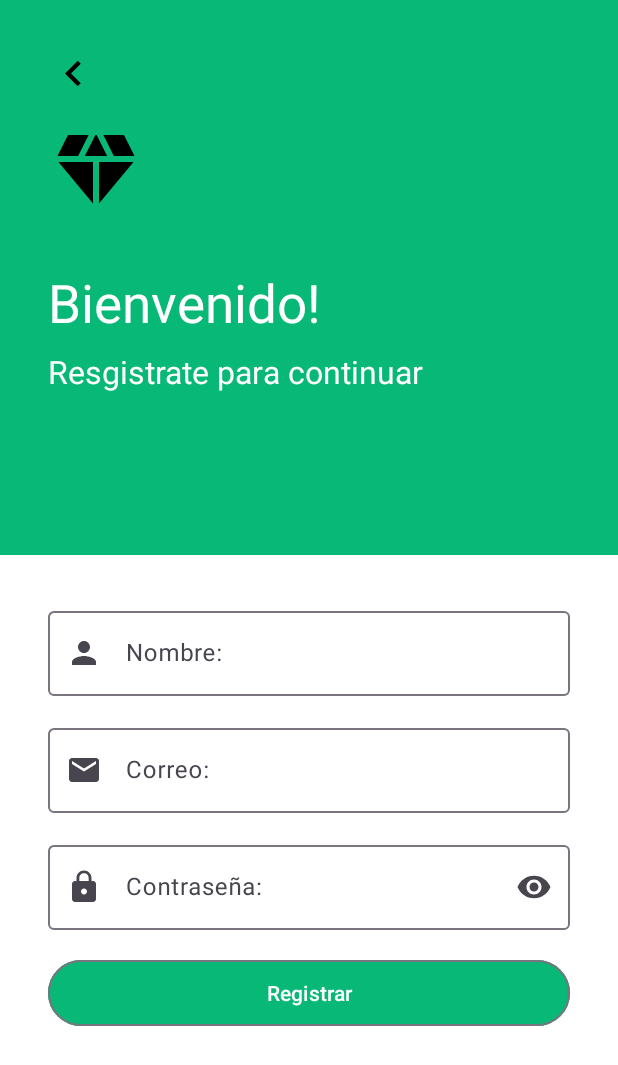
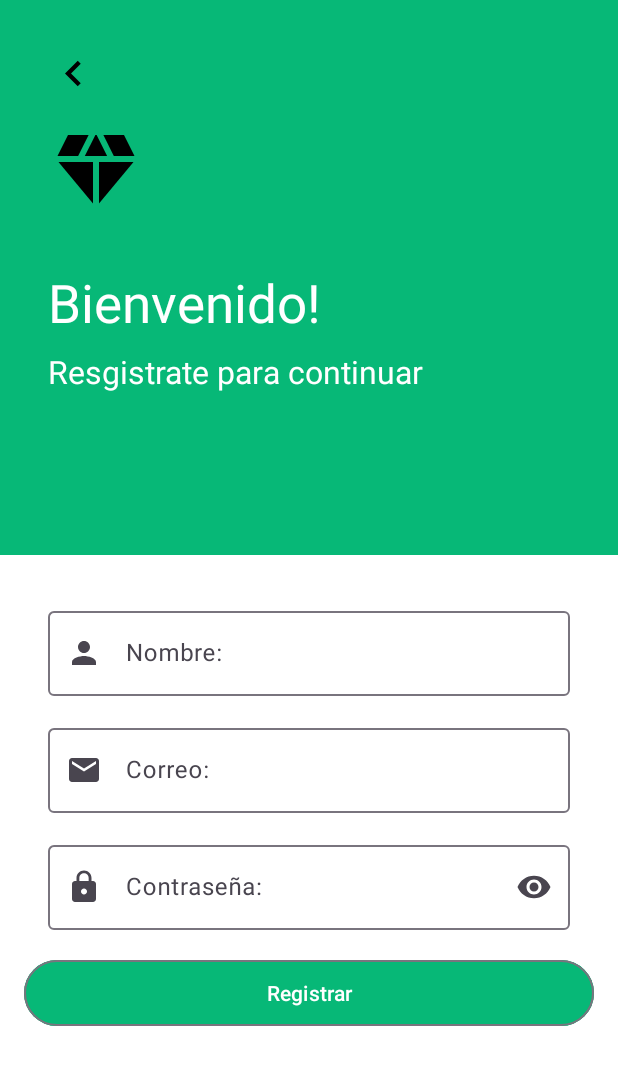
Before and after one commit to Carlos-MJ/KurkoTasks, an Android app: the RegisterFragment screen opened through its navigation route, on a phone screen of 412 x 824 dp. Shown: the top 1065 px of the screen. Run offline under Robolectric (Android 15) with nearby library versions, the phone set to English and light mode, and no system bars; our stand-ins replace Firebase (no records; nobody signed in at launch, a user with empty details on screens opened directly).

```diff
--- a/app/src/main/java/com/example/kurkotasks/view/LoginFragment.kt
+++ b/app/src/main/java/com/example/kurkotasks/view/LoginFragment.kt
@@ -28,6 +28,7 @@ class LoginFragment : Fragment() {
         inflater: LayoutInflater, container: ViewGroup?,
         savedInstanceState: Bundle?
     ): View? {
+        communicator = requireActivity() as MainActivity
         _binding = FragmentLoginBinding.inflate(inflater, container, false)
         setupView()
         return binding.root
--- a/app/src/main/java/com/example/kurkotasks/view/MainActivity.kt
+++ b/app/src/main/java/com/example/kurkotasks/view/MainActivity.kt
@@ -1,21 +1,29 @@
 package com.example.kurkotasks.view
 
 import android.os.Bundle
+import android.util.Log
+import android.view.View
 import androidx.activity.enableEdgeToEdge
 import androidx.appcompat.app.AppCompatActivity
 import androidx.core.view.ViewCompat
 import androidx.core.view.WindowInsetsCompat
 import com.example.kurkotasks.R
+import com.example.kurkotasks.utils.FragmentCommunicator
+import com.example.kurkotasks.databinding.ActivityMainBinding
 
-class MainActivity : AppCompatActivity() {
+class MainActivity : AppCompatActivity(), FragmentCommunicator {
+
+    private lateinit var binding: ActivityMainBinding
+
     override fun onCreate(savedInstanceState: Bundle?) {
         super.onCreate(savedInstanceState)
-        enableEdgeToEdge()
-        setContentView(R.layout.activity_main)
-        ViewCompat.setOnApplyWindowInsetsListener(findViewById(R.id.main)) { v, insets ->
-            val systemBars = insets.getInsets(WindowInsetsCompat.Type.systemBars())
-            v.setPadding(systemBars.left, systemBars.top, systemBars.right, systemBars.bottom)
-            insets
-        }
+
+        binding = ActivityMainBinding.inflate(layoutInflater)
+        setContentView(binding.root)
+
+    }
+
+    override fun showLoader(value: Boolean) {
+        binding.loader.visibility = if (value) View.VISIBLE else View.GONE
     }
 }
--- a/app/src/main/java/com/example/kurkotasks/viewModel/RegisterViewModel.kt
+++ b/app/src/main/java/com/example/kurkotasks/viewModel/RegisterViewModel.kt
@@ -16,10 +16,10 @@ class RegisterViewModel: ViewModel(){
     private val firebase = FirebaseAuth.getInstance()
 
     fun requestSignUp(email: String, password: String) {
-        _loaderState.value = true
+        _loaderState.value = false
         viewModelScope.launch {
             val result = firebase.createUserWithEmailAndPassword(email, password).await()
-            _loaderState.value = false
+            _loaderState.value = true
             result.user?.let {
                 Log.i("Firebase", "Se ha generado su usuario")
             } ?: run {
--- a/app/src/main/res/layout/activity_main.xml
+++ b/app/src/main/res/layout/activity_main.xml
@@ -28,9 +28,9 @@
         app:layout_constraintEnd_toEndOf="parent"
         app:layout_constraintStart_toStartOf="parent"
         app:layout_constraintTop_toTopOf="parent"
+        android:visibility="gone"
         app:lottie_autoPlay="true"
         app:lottie_loop="true"
-        app:lottie_rawRes="@raw/loader_animation"
-        android:visibility="gone"/>
+        app:lottie_rawRes="@raw/loader_animation"/>
 
 </androidx.constraintlayout.widget.ConstraintLayout>
--- a/app/src/main/res/layout/fragment_register.xml
+++ b/app/src/main/res/layout/fragment_register.xml
@@ -99,6 +99,7 @@
                 tools:layout_editor_absoluteX="16dp">
 
                 <com.google.android.material.textfield.TextInputEditText
+                    android:id="@+id/nombreTIET"
                     android:layout_width="match_parent"
                     android:layout_height="wrap_content" />
 
@@ -151,13 +152,12 @@
                 style="?attr/materialButtonOutlinedStyle"
                 android:layout_width="match_parent"
                 android:layout_height="52dp"
+                android:layout_marginTop="16dp"
+                android:backgroundTint="@color/green"
                 android:text="Registrar"
-                android:backgroundTint="@color/green"
                 android:textColor="@android:color/white"
                 app:layout_constraintTop_toBottomOf="@id/password"
-                android:layout_marginTop="16dp"
-                android:layout_marginStart="16dp"
-                android:layout_marginEnd="16dp">
+                tools:layout_editor_absoluteX="32dp">
 
             </com.google.android.material.button.MaterialButton>
 
```
Also changed, not shown: app/src/main/java/com/example/kurkotasks/view/RegisterFragment.kt (+31 -4 lines), gradle/libs.versions.toml (+5 -5 lines), 1 other file.
